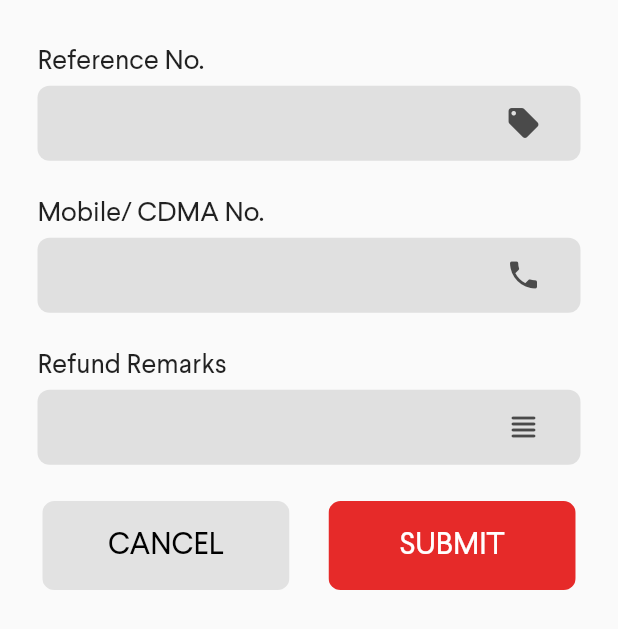
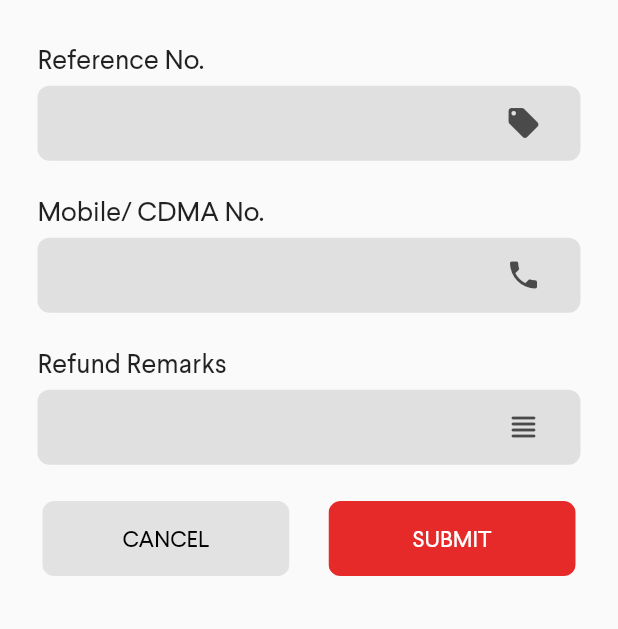
Before and after one commit to rusiruavb/dialog-doc990-mobile, a Flutter app: the MobileRefundForm widget shown alone on an empty page, opened directly, on a phone screen of 412 x 824 dp. Shown: the top 629 px of the screen. Run offline on Flutter 3.47's test engine with Material 2 defaults, Android fonts, the phone set to English and light mode, and no system bars; our stand-ins replace animated_text_kit, flutter_datetime_picker, flutter_local_notifications, page_transition, rxdart; network calls fail.

```diff
--- a/lib/components/rounded_button.dart
+++ b/lib/components/rounded_button.dart
@@ -9,6 +9,7 @@ class RoundedButton extends StatefulWidget {
   final double width;
   final IconData icon;
   final Color textColor;
+  final double fontSize;
 
   const RoundedButton({
     Key key,
@@ -19,6 +20,7 @@ class RoundedButton extends StatefulWidget {
     this.color,
     this.textColor,
     this.icon,
+    this.fontSize,
   }) : super(key: key);
   @override
   _RoundedButtonState createState() => _RoundedButtonState(
@@ -29,6 +31,7 @@ class RoundedButton extends StatefulWidget {
         textColor: textColor,
         width: width,
         color: color,
+        fontSize: fontSize,
       );
 }
 
@@ -40,6 +43,7 @@ class _RoundedButtonState extends State<RoundedButton> {
   final double width;
   final IconData icon;
   final Color textColor;
+  final double fontSize;
 
   _RoundedButtonState({
     this.text,
@@ -49,6 +53,7 @@ class _RoundedButtonState extends State<RoundedButton> {
     this.icon,
     this.textColor,
     this.color,
+    this.fontSize,
   });
 
   @override
@@ -68,7 +73,7 @@ class _RoundedButtonState extends State<RoundedButton> {
             style: TextStyle(
               color: textColor,
               fontFamily: FONT_FAMILY_PRIMARY,
-              fontSize: 20,
+              fontSize: fontSize,
               fontWeight: FontWeight.w100,
             ),
           ),
--- a/lib/screens/refund/bank_refund.dart
+++ b/lib/screens/refund/bank_refund.dart
@@ -102,10 +102,11 @@ class _BankRefundFormState extends State<BankRefundForm> {
                       text: 'CANCEL',
                       color: Color(COLOR_SECONDARY),
                       textColor: Colors.black,
+                      fontSize: 15,
                       action: () {
                         print('object');
                       },
-                      height: size.height * 0.072,
+                      height: 50,
                       width: size.width * 0.4,
                       icon: Icons.send,
                     ),
@@ -119,7 +120,8 @@ class _BankRefundFormState extends State<BankRefundForm> {
                       action: () {
                         print('object');
                       },
-                      height: size.height * 0.072,
+                      height: 50,
+                      fontSize: 15,
                       width: size.width * 0.4,
                       icon: Icons.send,
                     ),
--- a/lib/screens/refund/mobile_refund.dart
+++ b/lib/screens/refund/mobile_refund.dart
@@ -75,7 +75,8 @@ class _MobileRefundFormState extends State<MobileRefundForm> {
                       action: () {
                         print('object');
                       },
-                      height: size.height * 0.072,
+                      height: 50,
+                      fontSize: 15,
                       width: size.width * 0.4,
                       icon: Icons.send,
                     ),
@@ -89,7 +90,8 @@ class _MobileRefundFormState extends State<MobileRefundForm> {
                       action: () {
                         print('object');
                       },
-                      height: size.height * 0.072,
+                      height: 50,
+                      fontSize: 15,
                       width: size.width * 0.4,
                       icon: Icons.send,
                     ),
```
Also changed, not shown: lib/screens/refund/refund_screen.dart (+32 -0 lines).
